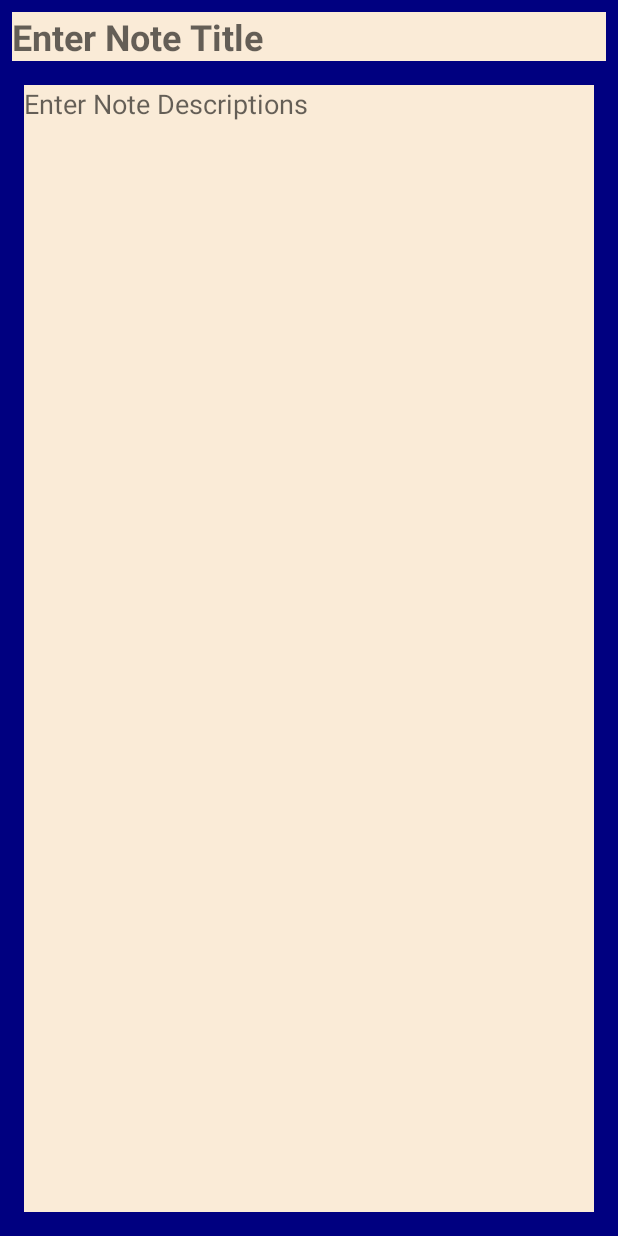
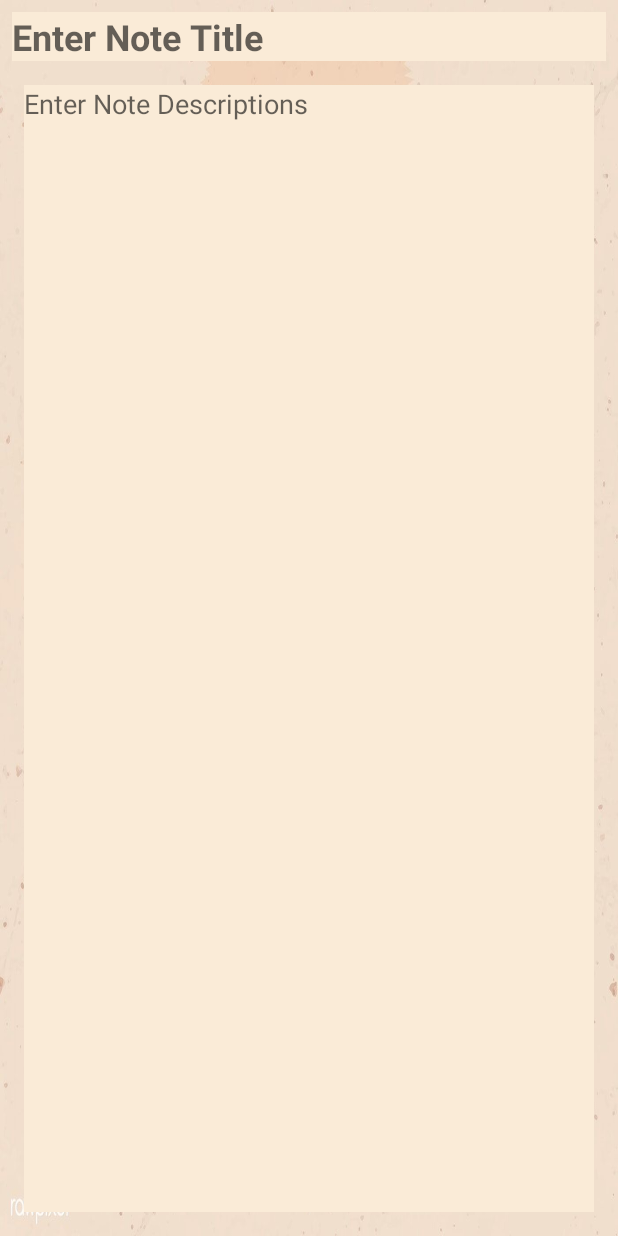
Before and after one commit to quananhle/OOP-and-Android-App-Development, an Android app: the layout activity_edit.xml on its own in the app's theme, with its tools: preview values and no code run, on a phone screen of 412 x 824 dp. Run offline under Robolectric (Android 15) with nearby library versions, the phone set to English and light mode, and no system bars.

Commit message:
no message

```diff
--- a/Android-App-Developer/App/MultiNotesPad/app/src/main/res/layout/activity_edit.xml
+++ b/Android-App-Developer/App/MultiNotesPad/app/src/main/res/layout/activity_edit.xml
@@ -5,7 +5,7 @@
     android:layout_width="match_parent"
     android:layout_height="match_parent"
     android:orientation="vertical"
-    android:background="@color/mainBackground"
+    android:background="@drawable/background"
     tools:context=".Edit.EditActivity">
 
     <EditText
```
Also changed, not shown: Android-App-Developer/App/MultiNotesPad/app/src/main/res/drawable/background.jpg (added).
